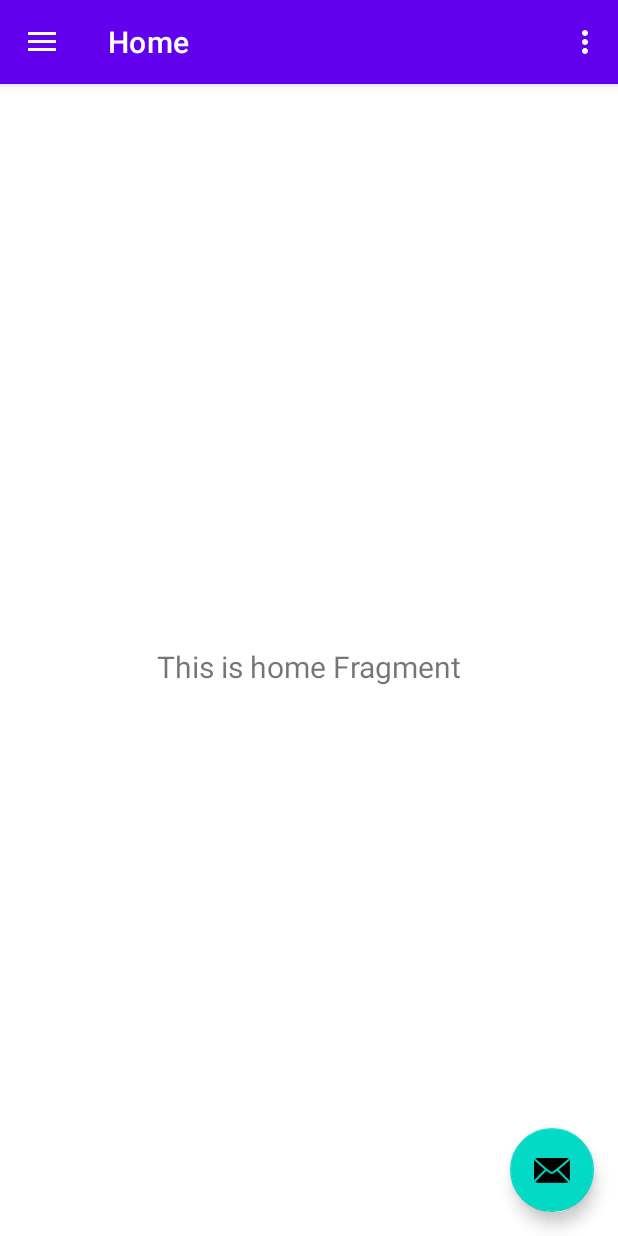
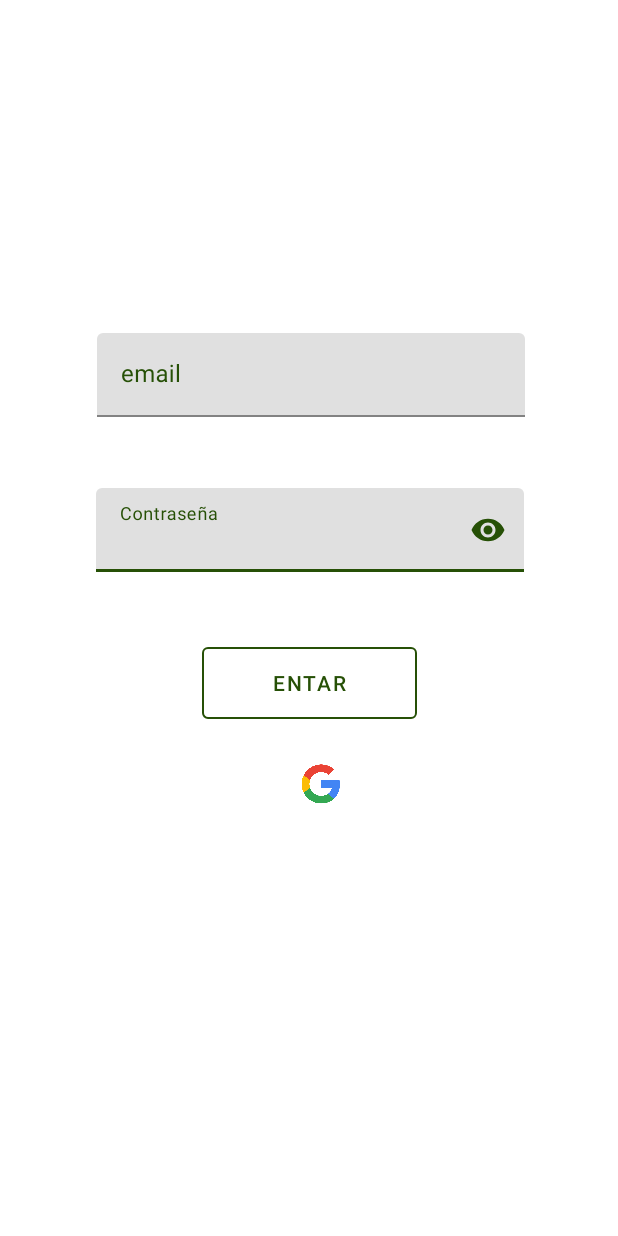
Before and after one commit to vod275/TFG_VIctor_Oliver, an Android app: the screen it shows after launch (MainActivity before the commit, LoginActivity after it), on a phone screen of 412 x 824 dp. Run offline under Robolectric (Android 15) with nearby library versions, the phone set to English and light mode, and no system bars; our stand-ins replace Firebase (no records; nobody signed in at launch, a user with empty details on screens opened directly).

Commit message:
Login_Cerrar_Sesion

```diff
--- a/Trabajo_Fin_Grado/Bushido/app/build.gradle.kts
+++ b/Trabajo_Fin_Grado/Bushido/app/build.gradle.kts
@@ -49,6 +49,10 @@ dependencies {
     implementation(libs.androidx.lifecycle.viewmodel.ktx)
     implementation(libs.androidx.navigation.fragment.ktx)
     implementation(libs.androidx.navigation.ui.ktx)
+    implementation(libs.androidx.activity)
+    implementation(libs.firebase.auth.ktx)
+    implementation(libs.firebase.firestore.ktx)
+    implementation(libs.play.services.auth)
     testImplementation(libs.junit)
     androidTestImplementation(libs.androidx.junit)
     androidTestImplementation(libs.androidx.espresso.core)
--- /dev/null
+++ b/Trabajo_Fin_Grado/Bushido/app/src/main/java/com/example/bushido/ui/login/LoginActivity.kt
@@ -0,0 +1,161 @@
+package com.example.bushido.ui.login
+
+import android.content.Intent
+import android.os.Bundle
+import android.util.Log
+import android.util.Patterns
+import android.widget.Toast
+import androidx.activity.result.IntentSenderRequest
+import androidx.activity.result.contract.ActivityResultContracts
+import androidx.appcompat.app.AppCompatActivity
+import com.example.bushido.MainActivity
+import com.example.bushido.R
+import com.example.bushido.databinding.ActivityLoginBinding
+import com.google.android.gms.auth.api.identity.BeginSignInRequest
+import com.google.android.gms.auth.api.identity.Identity
+import com.google.android.gms.auth.api.identity.SignInClient
+import com.google.android.gms.auth.api.signin.GoogleSignIn
+import com.google.android.gms.auth.api.signin.GoogleSignInClient
+import com.google.android.gms.auth.api.signin.GoogleSignInOptions
+import com.google.firebase.auth.FirebaseAuth
+import com.google.firebase.auth.FirebaseUser
+import com.google.firebase.auth.GoogleAuthProvider
+import com.google.firebase.firestore.FirebaseFirestore
+import objetos.UserSession
+
+private const val RC_SIGN_IN = 9001
+
+class LoginActivity : AppCompatActivity() {
+
+    private lateinit var binding: ActivityLoginBinding
+    private lateinit var auth: FirebaseAuth
+    private lateinit var oneTapClient: SignInClient
+    private lateinit var signInRequest: BeginSignInRequest
+    private lateinit var googleSignInClient: GoogleSignInClient
+    private val firestore: FirebaseFirestore by lazy { FirebaseFirestore.getInstance() }
+
+    override fun onCreate(savedInstanceState: Bundle?) {
+        super.onCreate(savedInstanceState)
+
+        binding = ActivityLoginBinding.inflate(layoutInflater)
+        setContentView(binding.root)
+
+        auth = FirebaseAuth.getInstance()
+
+        // Configuración de Google Sign-In
+        oneTapClient = Identity.getSignInClient(this)
+        signInRequest = BeginSignInRequest.builder()
+            .setGoogleIdTokenRequestOptions(
+                BeginSignInRequest.GoogleIdTokenRequestOptions.builder()
+                    .setSupported(true)
+                    .setServerClientId(getString(R.string.default_web_client_id))
+                    .setFilterByAuthorizedAccounts(false)
+                    .build()
+            )
+            .build()
+
+        val gso = GoogleSignInOptions.Builder(GoogleSignInOptions.DEFAULT_SIGN_IN)
+            .requestIdToken(getString(R.string.default_web_client_id))
+            .requestEmail()
+            .build()
+        googleSignInClient = GoogleSignIn.getClient(this, gso)
+
+        // Configurar botones de autenticación
+        binding.googleSignInButton.setOnClickListener { signInWithGoogle() }
+        binding.loginButton.setOnClickListener { handleEmailSignIn() }
+    }
+
+    private fun handleEmailSignIn() {
+        val email = binding.emailInput.editText?.text.toString().trim()
+        val password = binding.passwordInput.editText?.text.toString().trim()
+
+        if (email.isNotEmpty() && password.isNotEmpty()) {
+            if (Patterns.EMAIL_ADDRESS.matcher(email).matches()) {
+                signIn(email, password)
+            } else {
+                showToast(getString(R.string.por_favor_ingresa_un_correo_v_lido))
+            }
+        } else {
+            showToast(getString(R.string.por_favor_completa_todos_los_campos))
+        }
+    }
+
+    private fun signIn(email: String, password: String) {
+        auth.signInWithEmailAndPassword(email, password)
+            .addOnCompleteListener(this) { task ->
+                if (task.isSuccessful) {
+                    val user = auth.currentUser
+                    updateUI(user)
+                } else {
+                    Log.w("Login", "signInWithEmail:failure", task.exception)
+                    showToast("Error: ${task.exception?.message}")
+                    updateUI(null)
+                }
+            }
+    }
+
+    private fun signInWithGoogle() {
+        oneTapClient.beginSignIn(signInRequest)
+            .addOnSuccessListener(this) { result ->
+                try {
+                    signInLauncher.launch(IntentSenderRequest.Builder(result.pendingIntent).build())
+                } catch (e: android.content.IntentSender.SendIntentException) {
+                    Log.e("GoogleSignIn", "Couldn't start One Tap UI:" + e.localizedMessage)
+                    val signInIntent = googleSignInClient.signInIntent
+                    startActivityForResult(signInIntent, RC_SIGN_IN)
+                }
+            }
+            .addOnFailureListener { e ->
+                Log.w("GoogleSignIn", "One Tap Sign-In failed", e)
+                val signInIntent = googleSignInClient.signInIntent
+                startActivityForResult(signInIntent, RC_SIGN_IN)
+            }
+    }
+
+    private val signInLauncher =
+        registerForActivityResult(ActivityResultContracts.StartIntentSenderForResult()) { result ->
+            if (result.resultCode == RESULT_OK) {
+                val credential = oneTapClient.getSignInCredentialFromIntent(result.data)
+                val idToken = credential.googleIdToken
+                if (idToken != null) {
+                    val firebaseCredential = GoogleAuthProvider.getCredential(idToken, null)
+                    auth.signInWithCredential(firebaseCredential)
+                        .addOnCompleteListener(this) { task ->
+                            if (task.isSuccessful) {
+                                val user = auth.currentUser
+                                updateUI(user)
+                            } else {
+                                showToast(getString(R.string.error_al_autenticar_con_google))
+                            }
+                        }
+                }
+            }
+        }
+
+    private fun updateUI(user: FirebaseUser?) {
+        if (user != null) {
+            val userEmail = user.email
+            val userName = user.displayName ?: getString(R.string.usuario_sin_nombre)
+            val userId = user.uid
+            UserSession.id = userId
+            UserSession.email = userEmail
+            UserSession.nombre = userName
+
+            val intent = Intent(this, MainActivity::class.java)
+            startActivity(intent)
+            finish()
+        } else {
+            showToast(getString(R.string.por_favor_inicia_sesi_n_o_reg_strate))
+        }
+    }
+
+    private fun showToast(message: String) {
+        Toast.makeText(this, message, Toast.LENGTH_SHORT).show()
+    }
+
+    override fun onStart() {
+        super.onStart()
+        val currentUser = auth.currentUser
+        updateUI(currentUser)
+    }
+}
--- /dev/null
+++ b/Trabajo_Fin_Grado/Bushido/app/src/main/res/drawable/cursor.xml
@@ -0,0 +1,5 @@
+<vector xmlns:android="http://schemas.android.com/apk/res/android" android:height="37dp" android:viewportHeight="2000" android:viewportWidth="2000" android:width="37dp">
+
+    <path android:fillColor="#2E5106" android:pathData="m1000,123 l3,1 6,12 11,17 16,26 12,20 12,19 8,13 26,42 12,19 13,21 12,20 13,21 14,22 11,18 15,24 11,18 14,23 15,24 14,23 14,22 13,21 15,24 10,17 13,21 24,38 12,20 12,19 13,21 9,15 15,24 14,23 14,22 13,21 8,13 13,21 12,20 9,14 16,26 13,21 15,24 11,17 24,36 14,24 12,21 12,24 16,38 10,26 10,34 8,30 10,53 4,36 2,27v69l-4,46 -3,18 -9,47 -6,23 -9,31 -8,23 -11,28 -13,28 -12,24 -13,23 -11,18 -10,15 -13,19 -12,16 -11,14 -12,14 -9,10 -8,8 -7,8 -17,17 -1,2h-2l-1,3 -8,7 -11,10 -8,7 -16,13 -15,11 -17,12 -22,15 -18,11 -23,13 -33,17 -25,11 -29,11 -30,10 -32,9 -40,9 -41,6 -46,5h-63l-55,-6 -34,-5 -36,-8 -25,-7 -29,-9 -22,-8 -30,-12 -33,-16 -22,-12 -21,-12 -24,-16 -16,-11 -13,-10 -12,-9 -11,-9 -14,-12 -10,-9 -11,-10 -5,-6 -7,-6 -7,-8 -5,-5v-2h-2l-7,-8 -12,-13 -9,-11 -20,-26 -14,-20 -10,-15 -10,-17 -12,-21 -14,-27 -9,-19 -10,-24 -12,-32 -9,-29 -9,-36 -6,-33 -6,-38 -2,-30v-87l2,-28 7,-43 7,-36 7,-26 11,-35 13,-34 16,-36 8,-16 10,-17 6,-11 11,-19 18,-27 11,-16 9,-14 12,-20 10,-16 8,-13 10,-16 12,-20 9,-14 11,-18 10,-16 8,-13 13,-21 11,-17 9,-15 10,-17 12,-19 7,-11 26,-42 10,-16 11,-18 11,-17 9,-16 6,-9 9,-15 10,-16 7,-11 9,-14 12,-20 10,-16 12,-19 9,-16 7,-10 9,-15 8,-13 10,-16 7,-11 12,-20 6,-9 13,-21 10,-17 30,-48 13,-21 10,-16 8,-13 13,-21 11,-18 8,-13 12,-19 12,-20z"/>
+
+</vector>
--- /dev/null
+++ b/Trabajo_Fin_Grado/Bushido/app/src/main/res/drawable/custom_cursor.xml
@@ -0,0 +1,5 @@
+<?xml version="1.0" encoding="utf-8"?>
+<shape xmlns:android="http://schemas.android.com/apk/res/android">
+    <size android:width="2dp" /> <!-- Ancho del cursor -->
+    <solid android:color="@color/VerdeFont" /> <!-- Color del cursor -->
+</shape>
--- /dev/null
+++ b/Trabajo_Fin_Grado/Bushido/app/src/main/res/layout/activity_login.xml
@@ -0,0 +1,107 @@
+<?xml version="1.0" encoding="utf-8"?>
+<androidx.constraintlayout.widget.ConstraintLayout xmlns:android="http://schemas.android.com/apk/res/android"
+    xmlns:app="http://schemas.android.com/apk/res-auto"
+    xmlns:tools="http://schemas.android.com/tools"
+    android:id="@+id/main"
+    android:layout_width="match_parent"
+    android:layout_height="match_parent"
+    tools:context=".ui.login.LoginActivity">
+
+
+    <androidx.constraintlayout.widget.ConstraintLayout
+        android:id="@+id/transparentContainer"
+        android:layout_width="339dp"
+        android:layout_height="423dp"
+        android:background="#C4FFFFFF"
+        app:layout_constraintBottom_toBottomOf="parent"
+        app:layout_constraintEnd_toEndOf="parent"
+        app:layout_constraintStart_toStartOf="parent"
+        app:layout_constraintTop_toTopOf="parent"
+        app:layout_constraintVertical_bias="0.454">
+
+
+        <Button
+            android:id="@+id/loginButton"
+            style="?attr/materialButtonOutlinedStyle"
+            android:layout_width="143dp"
+            android:layout_height="60dp"
+            android:text="Entar"
+            android:textColor="@color/VerdeFont"
+            app:layout_constraintBottom_toBottomOf="parent"
+            app:layout_constraintEnd_toEndOf="parent"
+            app:layout_constraintStart_toStartOf="parent"
+            app:layout_constraintTop_toTopOf="parent"
+            app:layout_constraintVertical_bias="0.669"
+            app:strokeColor="@color/VerdeFont" />
+
+
+        <Button
+            android:id="@+id/googleSignInButton"
+            style="?attr/materialButtonOutlinedStyle"
+            android:layout_width="108dp"
+            android:layout_height="57dp"
+            android:layout_marginTop="16dp"
+            android:background="@drawable/google"
+            app:icon="@drawable/google"
+            app:iconSize="32dp"
+            app:iconTint="@null"
+            app:layout_constraintBottom_toBottomOf="parent"
+            app:layout_constraintEnd_toEndOf="parent"
+            app:layout_constraintHorizontal_bias="0.627"
+            app:layout_constraintStart_toStartOf="parent"
+            app:layout_constraintTop_toTopOf="parent"
+            app:layout_constraintVertical_bias="0.845" />
+
+        <com.google.android.material.textfield.TextInputLayout
+            android:id="@+id/passwordInput"
+            android:layout_width="285dp"
+            android:layout_height="86dp"
+            android:hint="@string/contrase_a"
+            android:textColorHint="@color/VerdeFont"
+            android:textStyle="bold"
+            app:boxStrokeColor="@color/VerdeFont"
+            app:cursorColor="@color/VerdeFont"
+            app:endIconMode="password_toggle"
+            app:endIconTint="@color/VerdeFont"
+            app:hintTextColor="@color/VerdeFont"
+            app:layout_constraintBottom_toBottomOf="parent"
+            app:layout_constraintEnd_toEndOf="parent"
+            app:layout_constraintStart_toStartOf="parent"
+            app:layout_constraintTop_toTopOf="parent"
+            app:layout_constraintVertical_bias="0.424">
+
+            <com.google.android.material.textfield.TextInputEditText
+                android:layout_width="match_parent"
+                android:layout_height="wrap_content"
+                android:inputType="textPassword"
+                android:textColor="@color/VerdeFont" />
+        </com.google.android.material.textfield.TextInputLayout>
+
+        <com.google.android.material.textfield.TextInputLayout
+            android:id="@+id/emailInput"
+            android:layout_width="285dp"
+            android:layout_height="86dp"
+            android:hint="@string/email"
+            android:textColorHint="@color/VerdeFont"
+            android:textStyle="bold"
+            app:boxStrokeColor="@color/VerdeFont"
+            app:cursorColor="@color/VerdeFont"
+            app:endIconMode="clear_text"
+            app:endIconTint="@color/VerdeFont"
+            app:hintTextColor="@color/VerdeFont"
+            app:layout_constraintBottom_toBottomOf="parent"
+            app:layout_constraintEnd_toEndOf="parent"
+            app:layout_constraintHorizontal_bias="0.518"
+            app:layout_constraintStart_toStartOf="parent"
+            app:layout_constraintTop_toTopOf="parent"
+            app:layout_constraintVertical_bias="0.118">
+
+            <com.google.android.material.textfield.TextInputEditText
+                android:layout_width="match_parent"
+                android:layout_height="wrap_content"
+                android:textColor="@color/VerdeFont"
+                android:textCursorDrawable="@drawable/custom_cursor" />
+        </com.google.android.material.textfield.TextInputLayout>
+    </androidx.constraintlayout.widget.ConstraintLayout>
+
+</androidx.constraintlayout.widget.ConstraintLayout>
--- a/Trabajo_Fin_Grado/Bushido/app/src/main/res/menu/main.xml
+++ b/Trabajo_Fin_Grado/Bushido/app/src/main/res/menu/main.xml
@@ -3,14 +3,10 @@
     xmlns:app="http://schemas.android.com/apk/res-auto">
     <item
         android:id="@+id/action_settings"
-        android:layout_width="wrap_content"
-        android:layout_height="wrap_content"
-        android:orderInCategory="100"
         android:title="@string/action_settings"
         app:showAsAction="never" />
     <item
         android:id="@+id/action_salir"
-        android:orderInCategory="100"
         android:title="@string/cerrar_sesion"
         app:showAsAction="never" />
 </menu>
--- a/Trabajo_Fin_Grado/Bushido/app/src/main/res/values/colors.xml
+++ b/Trabajo_Fin_Grado/Bushido/app/src/main/res/values/colors.xml
@@ -7,4 +7,5 @@
     <color name="teal_700">#FF018786</color>
     <color name="black">#FF000000</color>
     <color name="white">#FFFFFFFF</color>
+    <color name="VerdeFont">#265006</color>
 </resources>
--- a/Trabajo_Fin_Grado/Bushido/app/src/main/res/values/strings.xml
+++ b/Trabajo_Fin_Grado/Bushido/app/src/main/res/values/strings.xml
@@ -1,5 +1,6 @@
 <resources>
     <string name="app_name">Bushido</string>
+    <string name="default_web_client_id" translatable="false">191109621999-tgq3ra2l80spknohkn8ncsctnluv69jj.apps.googleusercontent.com</string>
     <string name="navigation_drawer_open">Open navigation drawer</string>
     <string name="navigation_drawer_close">Close navigation drawer</string>
     <string name="nav_header_title">Android Studio</string>
@@ -12,4 +13,13 @@
     <string name="menu_slideshow">Slideshow</string>
     <string name="cerrar_sesion">Cerrar sesion</string>
     <string name="perfil">Perfil</string>
+    <string name="contrase_a">Contraseña</string>
+    <string name="email">email</string>
+
+    <string name="por_favor_ingresa_un_correo_v_lido">Por favor ingresa un correo valido</string>
+    <string name="por_favor_completa_todos_los_campos">Por favor completa todos los campos</string>
+    <string name="usuario_sin_nombre">Usuario sin nombre</string>
+    <string name="bienvenido">Bienvenido</string>
+    <string name="por_favor_inicia_sesi_n_o_reg_strate">Por favor, inicia sesión o regístrate</string>
+    <string name="error_al_autenticar_con_google">Error al autenticar con Google</string>
 </resources>
```
Also changed, not shown: Trabajo_Fin_Grado/Bushido/app/src/main/AndroidManifest.xml (+23 -3 lines), Trabajo_Fin_Grado/Bushido/app/src/main/java/com/example/bushido/MainActivity.kt (+61 -3 lines), Trabajo_Fin_Grado/Bushido/app/src/main/java/com/example/bushido/objetos/UserSession.kt (added, +7 -0 lines), Trabajo_Fin_Grado/Bushido/gradle/libs.versions.toml (+8 -0 lines), Trabajo_Fin_Grado/Bushido/app/src/main/res/drawable/google.png (added).
